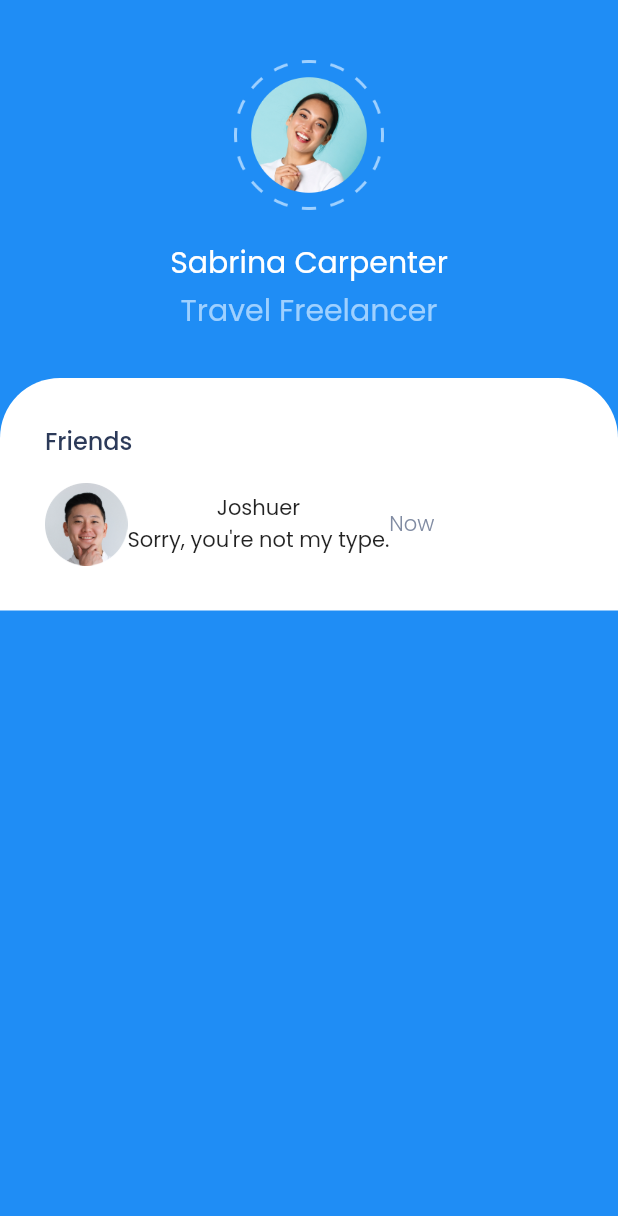
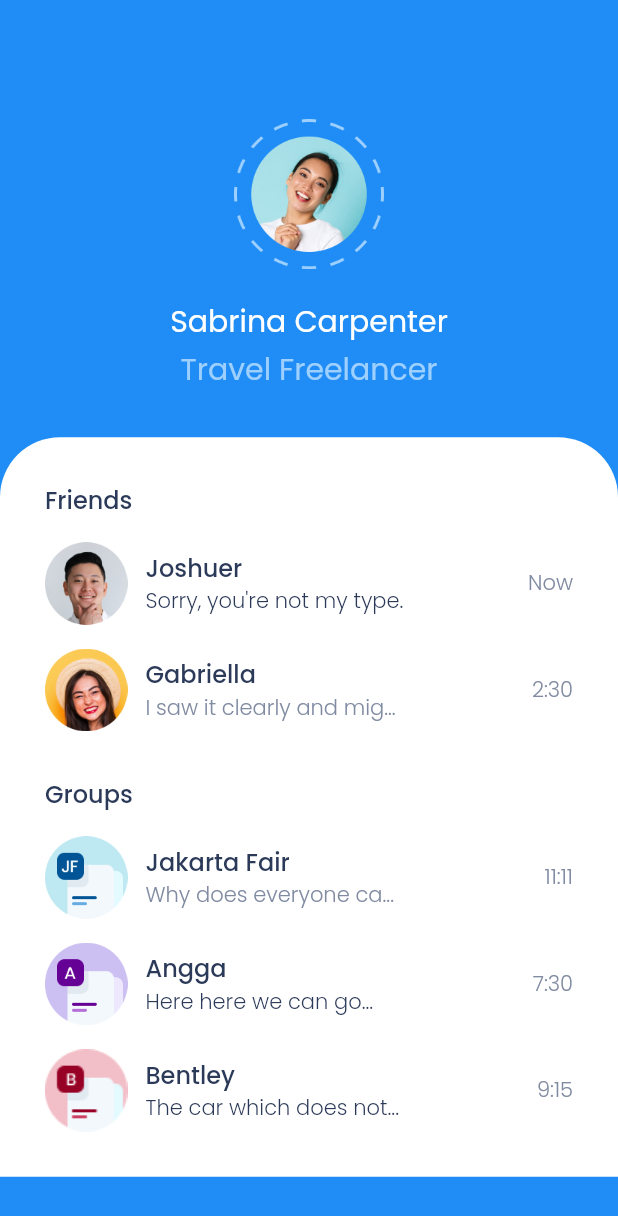
Before and after one commit to linggamdj/flutter-starter, a Flutter app: the screen it shows after launch, on a phone screen of 412 x 824 dp. Shown: the top 1216 px of the screen. Run offline on Flutter 3.47's test engine with Material 2 defaults, Android fonts, the phone set to English and light mode, and no system bars; our stand-ins replace matcher.

Commit message:
home_page done

```diff
--- a/chat_apps/lib/pages/home_page.dart
+++ b/chat_apps/lib/pages/home_page.dart
@@ -1,5 +1,6 @@
 import 'package:flutter/material.dart';
 import 'package:chat_apps/theme.dart';
+import 'package:chat_apps/widgets/chat_tile.dart';
 
 class HomePage extends StatelessWidget {
   @override
@@ -8,6 +9,7 @@ class HomePage extends StatelessWidget {
       backgroundColor: blueColor,
       body: SafeArea(
         child: Center(
+          child: SingleChildScrollView(
             child: Column(
               children: [
                 SizedBox(
@@ -51,24 +53,47 @@ class HomePage extends StatelessWidget {
                         'Friends',
                         style: titleTextStyle,
                       ),
+                      ChatTile(
+                        imageUrl: 'assets/images/friend_1.png',
+                        name: 'Joshuer',
+                        text: "Sorry, you're not my type.",
+                        time: "Now",
+                        unread: true,
+                      ),
+                      ChatTile(
+                        imageUrl: 'assets/images/friend_2.png',
+                        name: 'Gabriella',
+                        text: "I saw it clearly and mig...",
+                        time: "2:30",
+                        unread: false,
+                      ),
                       SizedBox(
-                      height: 16,
+                        height: 30,
                       ),
-                    Row(
-                      children: [
-                        Image.asset(
-                          'assets/images/chat_1.png',
-                          height: 55,
-                          width: 55,
+                      Text(
+                        "Groups",
+                        style: titleTextStyle,
                       ),
-                        Column(
-                          children: [
-                            Text('Joshuer'),
-                            Text("Sorry, you're not my type."),
-                          ],
+                      ChatTile(
+                        imageUrl: 'assets/images/group_1.png',
+                        name: 'Jakarta Fair',
+                        text: "Why does everyone ca...",
+                        time: "11:11",
+                        unread: false,
                       ),
-                        Text('Now', style: subtitleTextStyle)
-                      ],
+                      ChatTile(
+                        imageUrl: 'assets/images/group_2.png',
+                        name: 'Angga',
+                        text: "Here here we can go...",
+                        time: "7:30",
+                        unread: true,
+                      ),
+                      ChatTile(
+                        imageUrl: 'assets/images/group_3.png',
+                        name: 'Bentley',
+                        text: "The car which does not...",
+                        time: "9:15",
+                        unread: true,
                       ),
                     ],
                   ),
@@ -77,6 +102,7 @@ class HomePage extends StatelessWidget {
             ),
           ),
         ),
+      ),
     );
   }
 }
--- /dev/null
+++ b/chat_apps/lib/widgets/chat_tile.dart
@@ -0,0 +1,52 @@
+import 'package:flutter/widgets.dart';
+import 'package:chat_apps/theme.dart';
+
+class ChatTile extends StatelessWidget {
+  final String imageUrl;
+  final String name;
+  final String text;
+  final String time;
+  final bool unread;
+
+  // Constructor
+  ChatTile({this.imageUrl, this.name, this.text, this.time, this.unread});
+
+  @override
+  Widget build(BuildContext context) {
+    return Padding(
+      padding: EdgeInsets.only(top: 16),
+      child: Row(
+        mainAxisAlignment: MainAxisAlignment.spaceBetween,
+        children: [
+          Image.asset(
+            imageUrl,
+            height: 55,
+            width: 55,
+          ),
+          SizedBox(
+            width: 12,
+          ),
+          Column(
+            crossAxisAlignment: CrossAxisAlignment.start,
+            children: [
+              Text(name, style: titleTextStyle),
+              Text(
+                text,
+                style: unread
+                    ? subtitleTextStyle.copyWith(
+                        color: blackColor,
+                      )
+                    : subtitleTextStyle,
+              ),
+            ],
+          ),
+          Spacer(),
+          Text(
+            time,
+            style: subtitleTextStyle,
+          ),
+        ],
+      ),
+    );
+  }
+}
```
Lines whose indentation alone changed are shown as unchanged.
